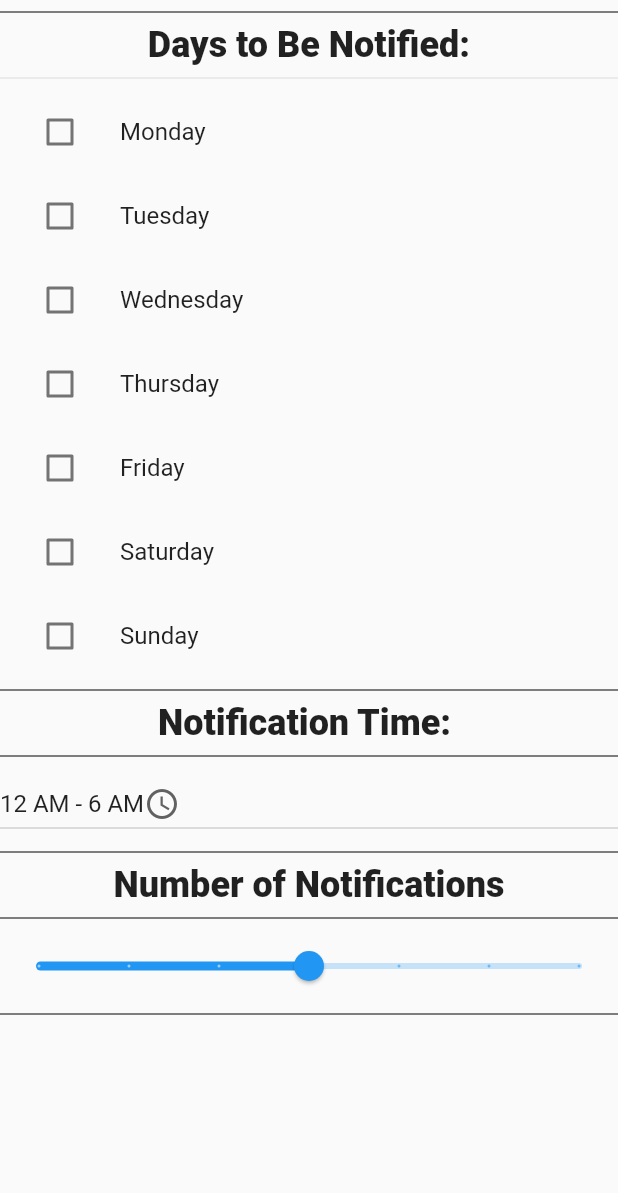
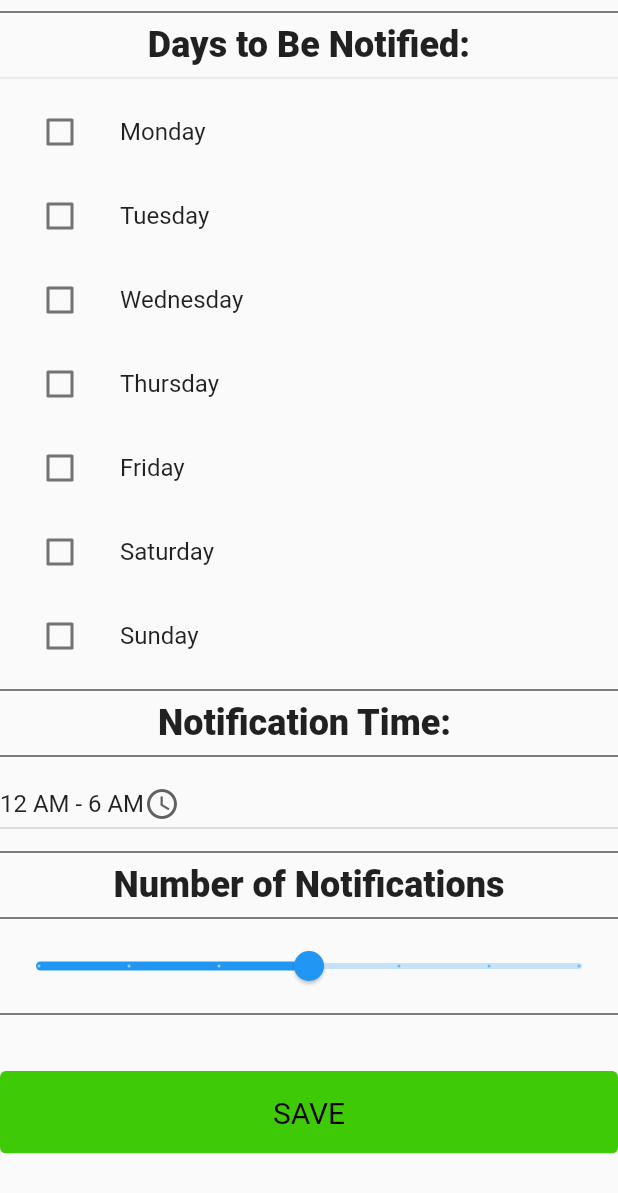
Before and after one commit to WSU-4110/Quotidiant-App, a Flutter app: the Notifications widget shown alone on an empty page, opened directly, on a phone screen of 412 x 824 dp. Shown: the top 1193 px of the screen. Run offline on Flutter 3.47's test engine with Material 2 defaults, Android fonts, the phone set to English and light mode, and no system bars; our stand-ins replace bloc, cloud_firestore, equatable, firebase_auth, firebase_core, flutter_bloc and 1 more; missing offline and left inert: flow_builder; accounts and stored records are empty; network calls fail.

Commit message:
Created Save button

```diff
--- a/quotidiant_app/lib/screens/notifications/notifications.dart
+++ b/quotidiant_app/lib/screens/notifications/notifications.dart
@@ -241,6 +241,38 @@ class _StatefulWidgetsExampleState extends State<Notifications> {
                 setState(() => _slider2Val = value);
               }),
           const Divider(color: Colors.black),
+          const SizedBox(height: 30),
+          ClipRRect(
+            borderRadius: BorderRadius.circular(4),
+            child: Stack(
+              children: <Widget>[
+                Positioned.fill(
+                  child: Container(
+                    decoration: const BoxDecoration(
+                      gradient: LinearGradient(
+                        colors: <Color>[
+                          Color.fromARGB(255, 62, 202, 6),
+                          Color.fromARGB(255, 62, 202, 6),
+                          Color.fromARGB(255, 62, 202, 6)
+                        ],
+                      ),
+                    ),
+                  ),
+                ),
+                TextButton(
+                  style: TextButton.styleFrom(
+                    padding: const EdgeInsets.all(16.0),
+                    primary: Color.fromARGB(255, 0, 0, 0),
+                    textStyle: const TextStyle(fontSize: 20),
+                  ),
+                  onPressed: () {},
+                  child: const Center(
+                    child: Text('SAVE'),
+                  ),
+                ),
+              ],
+            ),
+          ),
         ],
       ),
     );
```
